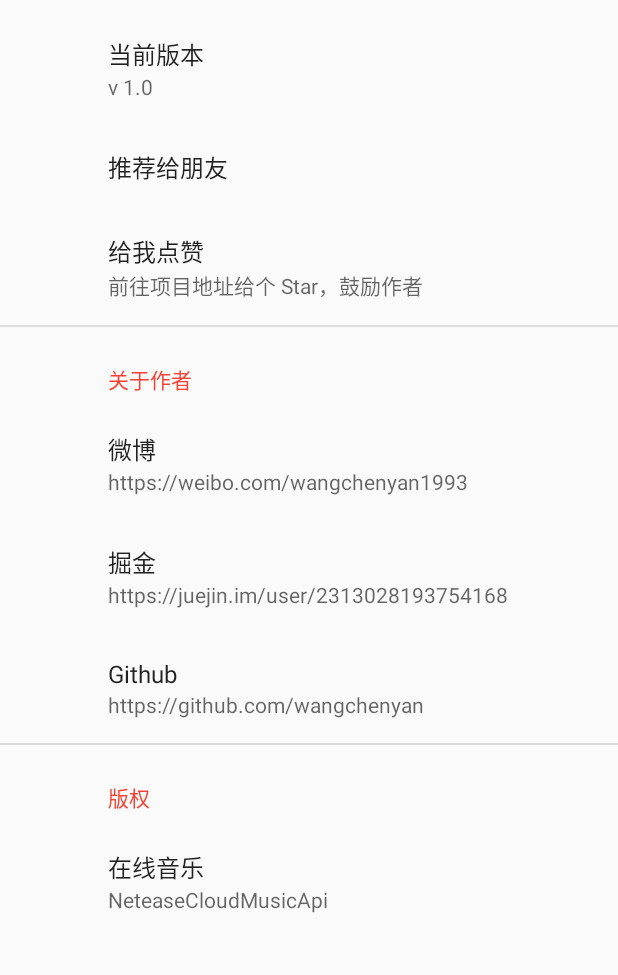
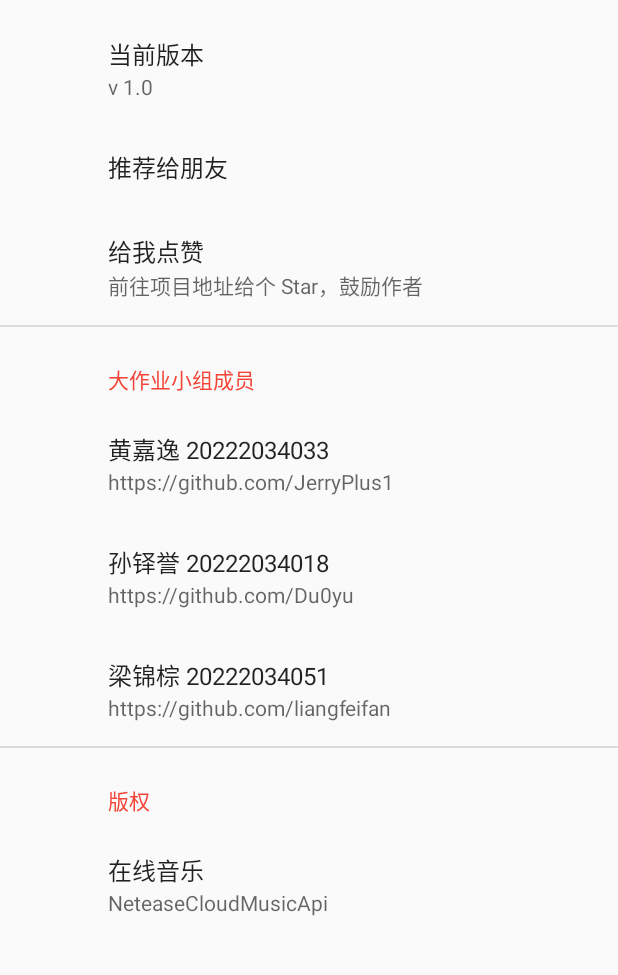
Before and after one commit to JerryPlus1/Android-ponymusic, an Android app: the AboutActivity screen opened directly, with no data from a screen before it, on a phone screen of 412 x 824 dp, the part 116-1091 px from its top. Run offline under Robolectric (Android 15) with nearby library versions, the phone set to English and light mode, and no system bars; our stand-ins replace androidx.preference; libraries missing offline, so code that uses them is left out: com.blankj.utilcode, top.wangchenyan.common; plain views replace TitleLayout; 1 statement that could not run was skipped.

Commit message:
update about

```diff
--- a/app/src/main/res/layout/navigation_header.xml
+++ b/app/src/main/res/layout/navigation_header.xml
@@ -15,5 +15,5 @@
         android:layout_width="match_parent"
         android:layout_height="176dp"
         android:gravity="center"
-        android:text="广告位招租~" />
+        android:text="安卓大作业" />
 </LinearLayout>
--- a/app/src/main/res/values/strings.xml
+++ b/app/src/main/res/values/strings.xml
@@ -40,10 +40,10 @@
     <string name="timer_set">设置成功，将于%s分钟后关闭</string>
     <string name="timer_cancel">定时停止播放已取消</string>
     <string name="share_app">青春，狂热，放纵，自由，当我们带上耳机以后做回自己，这是音乐的魅力。%1$s：%2$s</string>
-    <string name="about_project_url">https://github.com/wangchenyan/ponymusic</string>
-    <string name="about_weibo">https://weibo.com/wangchenyan1993</string>
-    <string name="about_blog">https://juejin.im/user/2313028193754168</string>
-    <string name="about_github">https://github.com/wangchenyan</string>
+    <string name="about_project_url">https://github.com/JerryPlus1/Android-ponymusic</string>
+    <string name="about_weibo">https://github.com/JerryPlus1</string>
+    <string name="about_blog">https://github.com/Du0yu</string>
+    <string name="about_github">https://github.com/liangfeifan</string>
     <string name="music_info">歌曲信息</string>
     <string name="no_permission_storage">没有存储空间权限，无法扫描本地歌曲！</string>
     <string name="no_permission_setting">没有权限，无法设置铃声，请授予权限</string>
--- a/app/src/main/res/xml/preference_about.xml
+++ b/app/src/main/res/xml/preference_about.xml
@@ -13,19 +13,19 @@
             android:summary="前往项目地址给个 Star，鼓励作者"
             android:title="给我点赞" />
     </PreferenceCategory>
-    <PreferenceCategory android:title="关于作者">
+    <PreferenceCategory android:title="大作业小组成员">
         <Preference
             android:key="weibo"
             android:summary="@string/about_weibo"
-            android:title="微博" />
+            android:title="黄嘉逸 20222034033" />
         <Preference
             android:key="blog"
             android:summary="@string/about_blog"
-            android:title="掘金" />
+            android:title="孙铎誉 20222034018" />
         <Preference
             android:key="github"
             android:summary="@string/about_github"
-            android:title="Github" />
+            android:title="梁锦棕 20222034051" />
     </PreferenceCategory>
     <PreferenceCategory android:title="版权">
         <Preference
```
Also changed, not shown: 1 other file.
